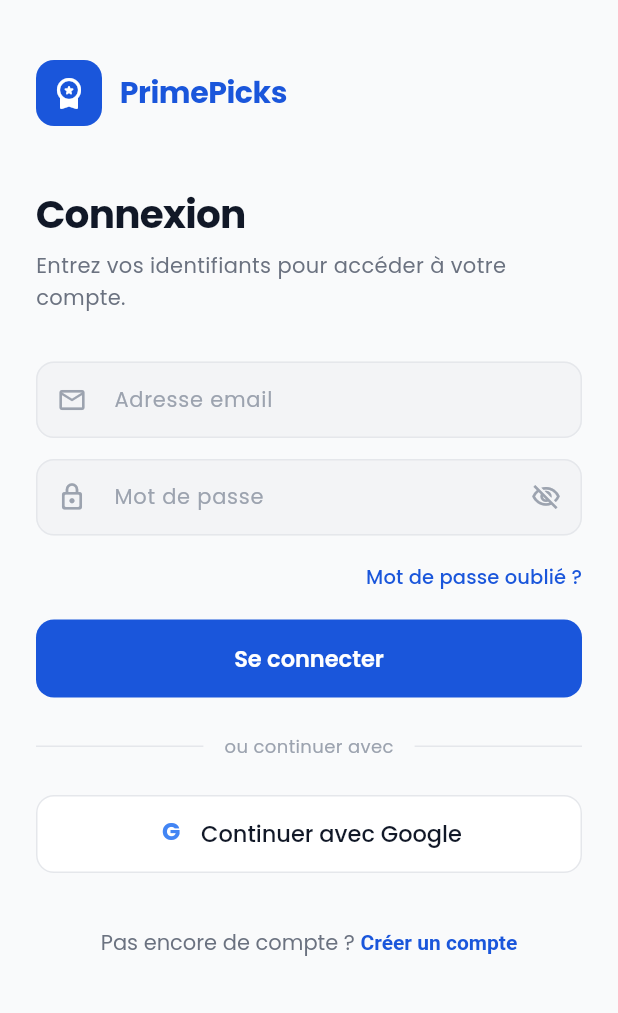
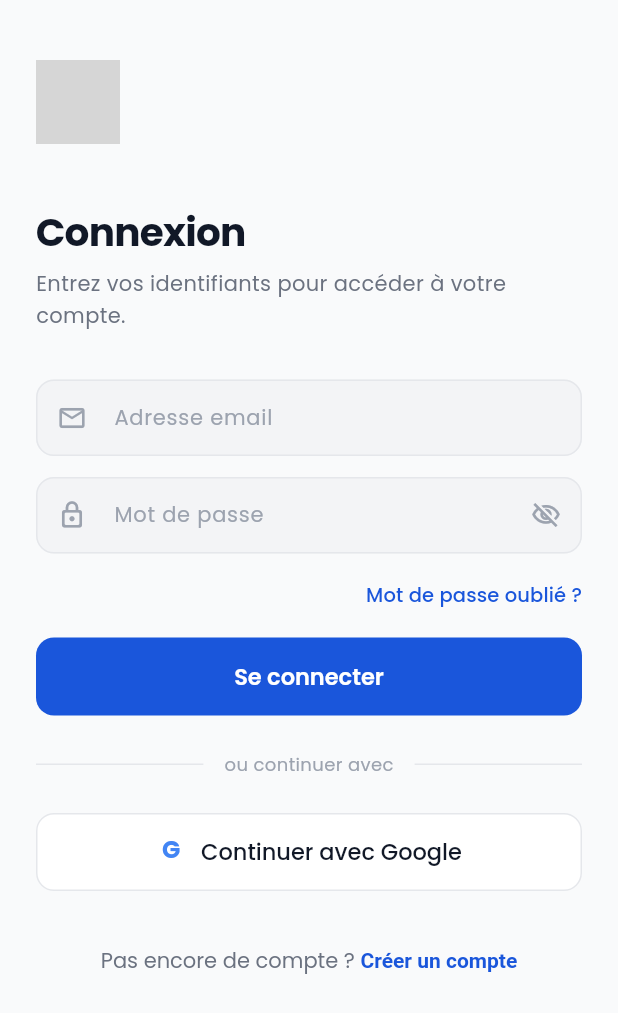
Before and after one commit to MaximeProg/primepicks, a Flutter app: the LoginScreen screen opened by its route, on a phone screen of 412 x 824 dp. Shown: the top 1013 px of the screen. Run offline on Flutter 3.47's test engine with Material 3 defaults, Android fonts, the phone set to English and light mode, and no system bars; our stand-ins replace cached_network_image, dio, firebase_auth, firebase_core, firebase_messaging, flutter_riverpod and 8 more; accounts and stored records are empty; network calls fail; grey boxes are pictures that could not be loaded.

Commit message:
feat(ui): logo app sur les écrans connexion, inscription et mot de passe oublié
Co-Authored-By: Claude Sonnet 4.6 <noreply@anthropic.com>

```diff
--- a/PrimePicks/lib/features/auth/presentation/screens/login_screen.dart
+++ b/PrimePicks/lib/features/auth/presentation/screens/login_screen.dart
@@ -81,32 +81,9 @@ class _LoginScreenState extends ConsumerState<LoginScreen> {
                 const SizedBox(height: 40),
 
                 // ── En-tête ──────────────────────────────────────────────
-                Row(
-                  children: [
-                    Container(
-                      width: 44,
-                      height: 44,
-                      decoration: BoxDecoration(
-                        color: AppColors.primary,
-                        borderRadius: BorderRadius.circular(12),
-                      ),
-                      child: const Icon(
-                        Icons.workspace_premium_rounded,
-                        color: Colors.white,
-                        size: 24,
-                      ),
-                    ),
-                    const SizedBox(width: 12),
-                    const Text(
-                      'PrimePicks',
-                      style: TextStyle(
-                        fontSize: 20,
-                        fontWeight: FontWeight.w700,
-                        color: AppColors.primary,
-                        letterSpacing: -0.3,
-                      ),
-                    ),
-                  ],
+                Image.asset(
+                  'assets/logos/logo.png',
+                  height: 56,
                 ),
 
                 const SizedBox(height: 40),
--- a/PrimePicks/lib/features/auth/presentation/screens/register_screen.dart
+++ b/PrimePicks/lib/features/auth/presentation/screens/register_screen.dart
@@ -85,6 +85,10 @@ class _RegisterScreenState extends ConsumerState<RegisterScreen> {
               crossAxisAlignment: CrossAxisAlignment.start,
               children: [
                 const SizedBox(height: 8),
+
+                // ── Logo ─────────────────────────────────────────────────
+                Image.asset('assets/logos/logo.png', height: 52),
+                const SizedBox(height: 20),
 
                 // ── Intro ────────────────────────────────────────────────
                 const Text(
```
Also changed, not shown: PrimePicks/lib/features/auth/presentation/screens/forgot_password_screen.dart (+1 -10 lines).
